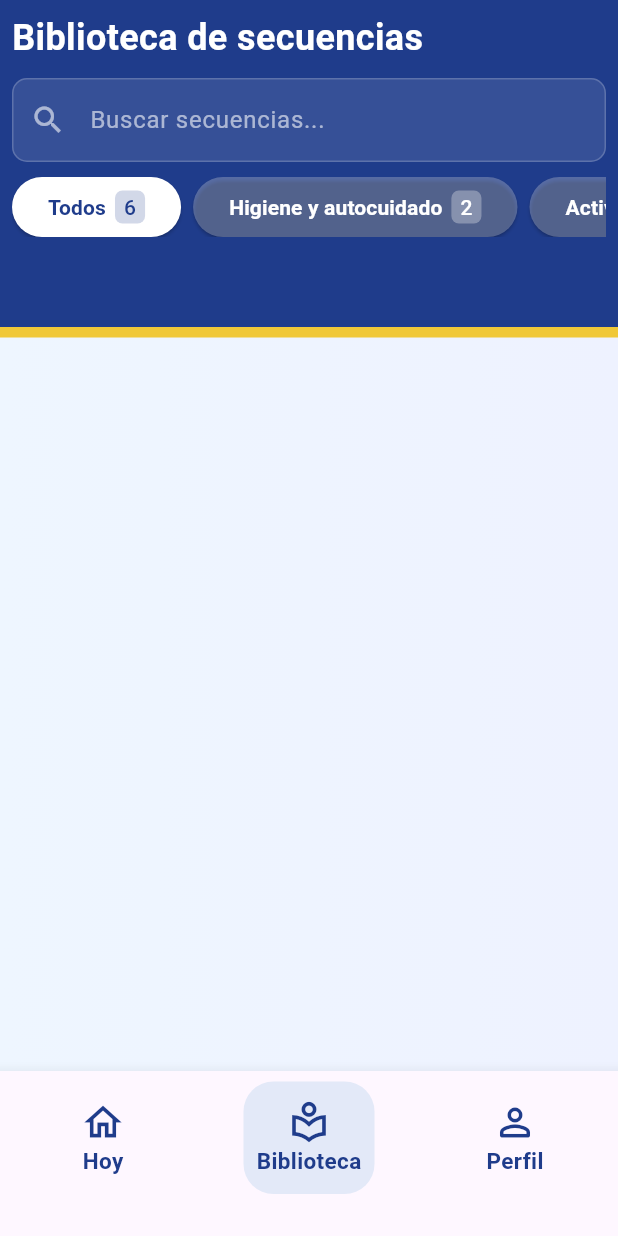
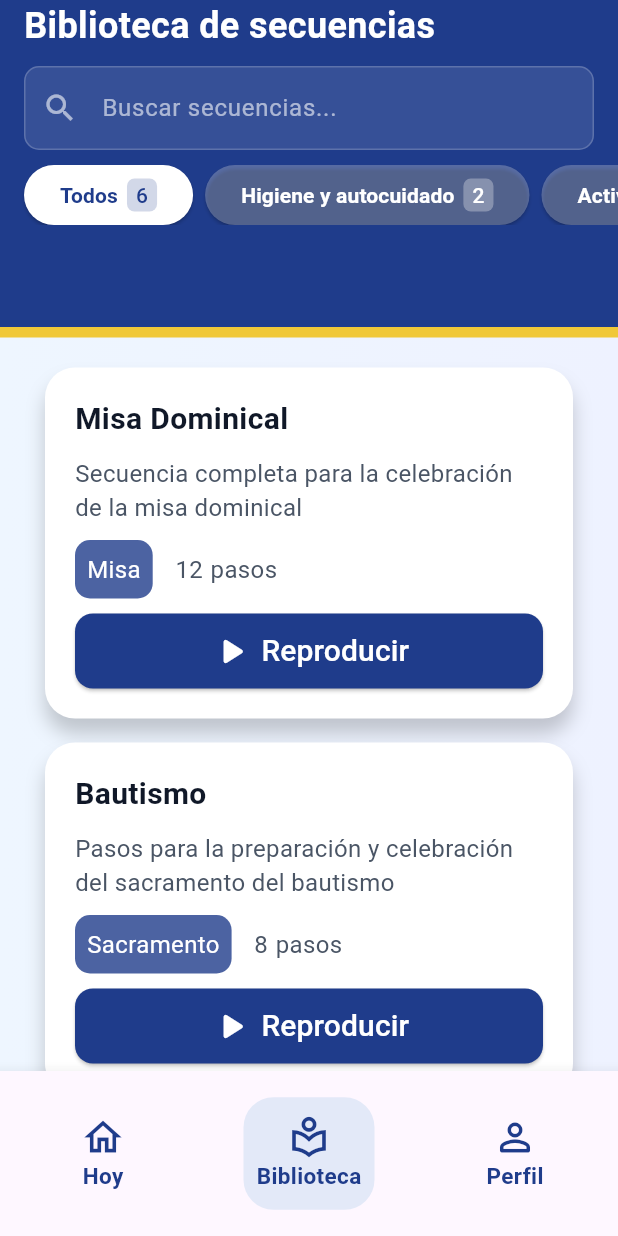
Before and after one commit to mauroz9/sacristan-app, a Flutter app: the MainView screen opened by its route, item 2 of the bottom bar chosen, on a phone screen of 412 x 824 dp. Run offline on Flutter 3.47's test engine with Material 3 defaults, Android fonts, the light colour scheme and no system bars; our stand-ins replace flutter_svg; network calls fail.

Commit message:
Biblioteca de secuencias

```diff
--- a/lib/features/library_sequences/ui/library_sequences_view.dart
+++ b/lib/features/library_sequences/ui/library_sequences_view.dart
@@ -34,7 +34,7 @@ class _LibrarySequencesViewState extends State<LibrarySequencesView> {
   @override
   Widget build(BuildContext context) {
     return ListView.builder(
-      padding: const EdgeInsets.symmetric(vertical: 20, horizontal: 40),
+      padding: const EdgeInsets.symmetric(vertical: 20, horizontal: 30),
       itemCount: sequences.length,
       itemBuilder: (context, index) {
         final sequence = sequences[index];
--- a/lib/features/library_sequences/ui/personalized_widget/library_sequence_card.dart
+++ b/lib/features/library_sequences/ui/personalized_widget/library_sequence_card.dart
@@ -15,13 +15,20 @@ class LibrarySequenceCard extends StatelessWidget {
       decoration: BoxDecoration(
         borderRadius: BorderRadius.circular(20),
         color: Colors.white,
+        boxShadow: [
+          BoxShadow(
+            color: Colors.black.withAlpha(50),
+            offset: Offset(0, 10),
+            blurRadius: 10,
+          ),
+        ],
       ),
       child: Padding(
         padding: const EdgeInsets.all(20),
         child: Column(
           mainAxisAlignment: MainAxisAlignment.center,
           crossAxisAlignment: CrossAxisAlignment.start,
-          spacing: 15,
+          spacing: 10,
           children: [
             Text(
               title,
--- a/lib/pages/main_view.dart
+++ b/lib/pages/main_view.dart
@@ -38,7 +38,11 @@ class _MainViewState extends State<MainView> {
         height: double.infinity,
         child: _pages[_selectedIndex],
       ),
-      bottomNavigationBar: BottomNavigationBar(
+      bottomNavigationBar: SizedBox(
+        height: 110,
+        child: BottomNavigationBar(
+          selectedFontSize: 0,
+          unselectedFontSize: 0,
           currentIndex: _selectedIndex,
           onTap: (int index) {
             setState(() {
@@ -65,6 +69,7 @@ class _MainViewState extends State<MainView> {
             ),
           ],
         ),
+      ),
     );
   }
 }
--- a/lib/pages/sequences_library.dart
+++ /dev/null
@@ -1,24 +0,0 @@
-import 'package:flutter/material.dart';
-import 'package:pantalla_login_ui/features/library_sequences/ui/library_sequences_view.dart';
-
-class SequencesLibrary extends StatelessWidget {
-  const SequencesLibrary({super.key});
-
-  @override
-  Widget build(BuildContext context) {
-    return Column(
-      children: [
-        Container(
-          height: 225,
-          decoration: BoxDecoration(
-            color: const Color(0xFF1F3C8B),
-            border: BoxBorder.fromLTRB(bottom: BorderSide(width: 7, color: const Color.fromARGB(255, 240, 200, 56)))
-          ),
-        ),
-        Expanded(
-          child: LibrarySequencesView(),
-        )
-      ],
-    );
-  }
-}
--- a/lib/pages/sequences_library_view.dart
+++ b/lib/pages/sequences_library_view.dart
@@ -1,4 +1,5 @@
 import 'package:flutter/material.dart';
+import 'package:pantalla_login_ui/features/library_sequences/ui/library_sequences_view.dart';
 import 'package:pantalla_login_ui/features/list_categories/ui/widgets/category_card.dart';
 
 class SequencesLibrary extends StatelessWidget {
@@ -20,14 +21,14 @@ class SequencesLibrary extends StatelessWidget {
             ),
           ),
           child: SafeArea(
-            child: Padding(
-              padding: const EdgeInsets.all(8.0),
             child: Column(
               mainAxisAlignment: MainAxisAlignment.start,
               crossAxisAlignment: CrossAxisAlignment.start,
               spacing: 10,
               children: [
-                  Text(
+                Padding(
+                  padding: const EdgeInsets.symmetric(horizontal: 16),
+                  child: Text(
                     "Biblioteca de secuencias",
                     style: TextStyle(
                       color: Colors.white,
@@ -35,7 +36,10 @@ class SequencesLibrary extends StatelessWidget {
                       fontWeight: FontWeight.bold,
                     ),
                   ),
-                  TextField(
+                ),
+                Padding(
+                  padding: const EdgeInsets.symmetric(horizontal: 16),
+                  child: TextField(
                     style: TextStyle(color: Colors.white),
                     decoration: InputDecoration(
                       hintText: "Buscar secuencias...",
@@ -58,11 +62,13 @@ class SequencesLibrary extends StatelessWidget {
                       ),
                     ),
                   ),
+                ),
                 SizedBox(
                   height: 40,
                   child: ListView(
                     scrollDirection: Axis.horizontal,
                     children: [
+                      SizedBox(width: 16),
                       CategoryCard(title: "Todos", count: 6, isActive: true),
                       SizedBox(width: 8),
                       CategoryCard(title: "Higiene y autocuidado", count: 2, isActive: false),
@@ -79,7 +85,9 @@ class SequencesLibrary extends StatelessWidget {
             ),
           ),
         ),
-        ),
+        Expanded(
+          child: LibrarySequencesView(),
+        )
       ],
     );
   }
```
Lines whose indentation alone changed are shown as unchanged.
